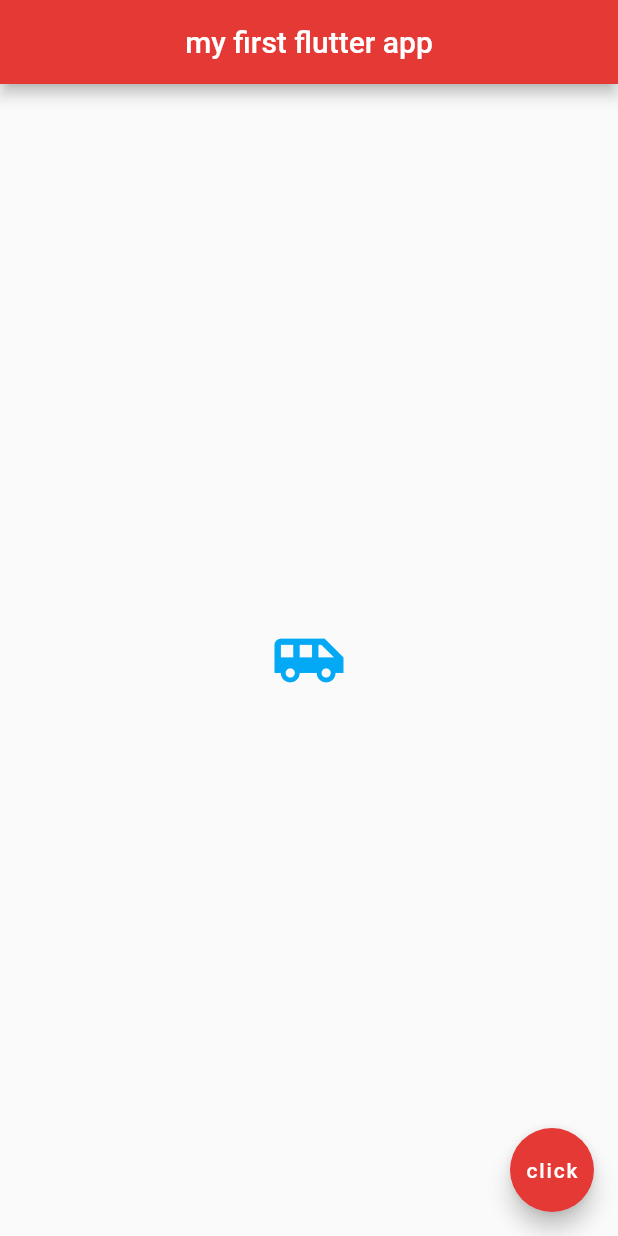
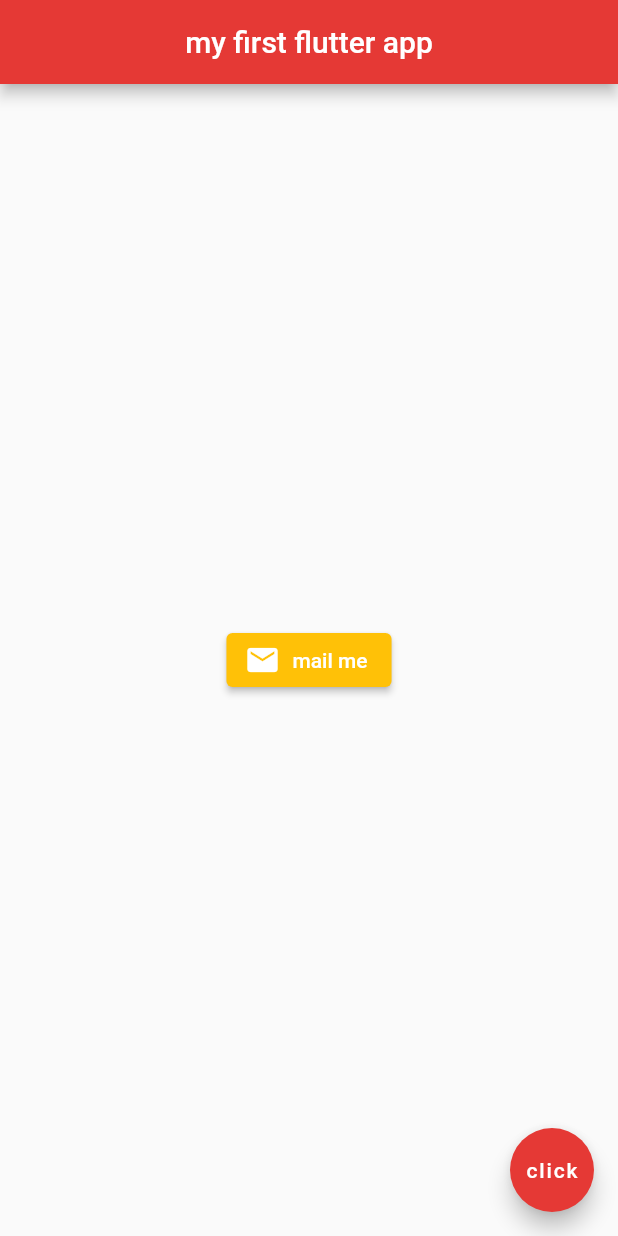
Before and after one commit to coldcodebeer/flutter_crash_app, a Flutter app: the screen it shows after launch, on a phone screen of 412 x 824 dp. Run offline on Flutter 3.47's test engine with Material 2 defaults, Android fonts, the phone set to English and light mode, and no system bars.

Commit message:
feat: button

```diff
--- a/lib/main.dart
+++ b/lib/main.dart
@@ -18,10 +18,21 @@ class Home extends StatelessWidget {
         backgroundColor: Colors.red[600],
       ),
       body: Center(
-        child: Icon(
-          Icons.airport_shuttle,
-          color: Colors.lightBlue,
-          size: 50,
+        child: ElevatedButton.icon(
+            onPressed: () {
+              print('you clicked me');
+            },
+            icon: Icon(
+              Icons.mail
+            ),
+            label: Text(
+              'mail me',
+            ),
+            style: ElevatedButton.styleFrom(
+              primary: Colors.amber,
+              onPrimary: Colors.white,
+              onSurface: Colors.grey,
+            ),
         ),
       ),
       floatingActionButton: FloatingActionButton(
```
